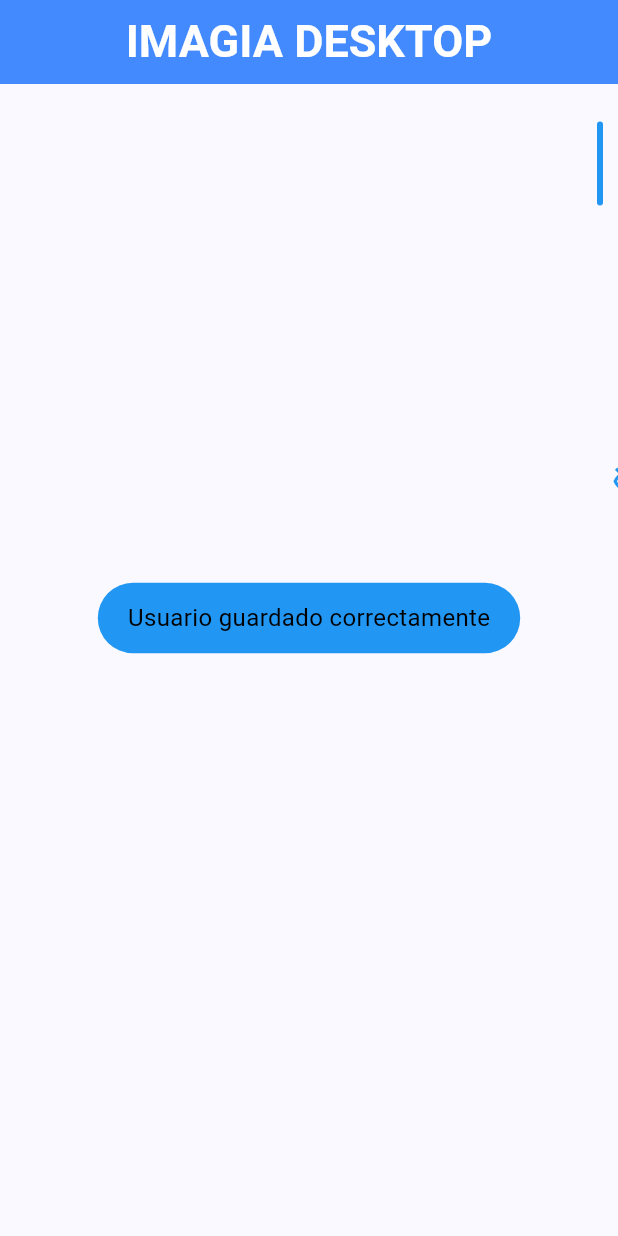
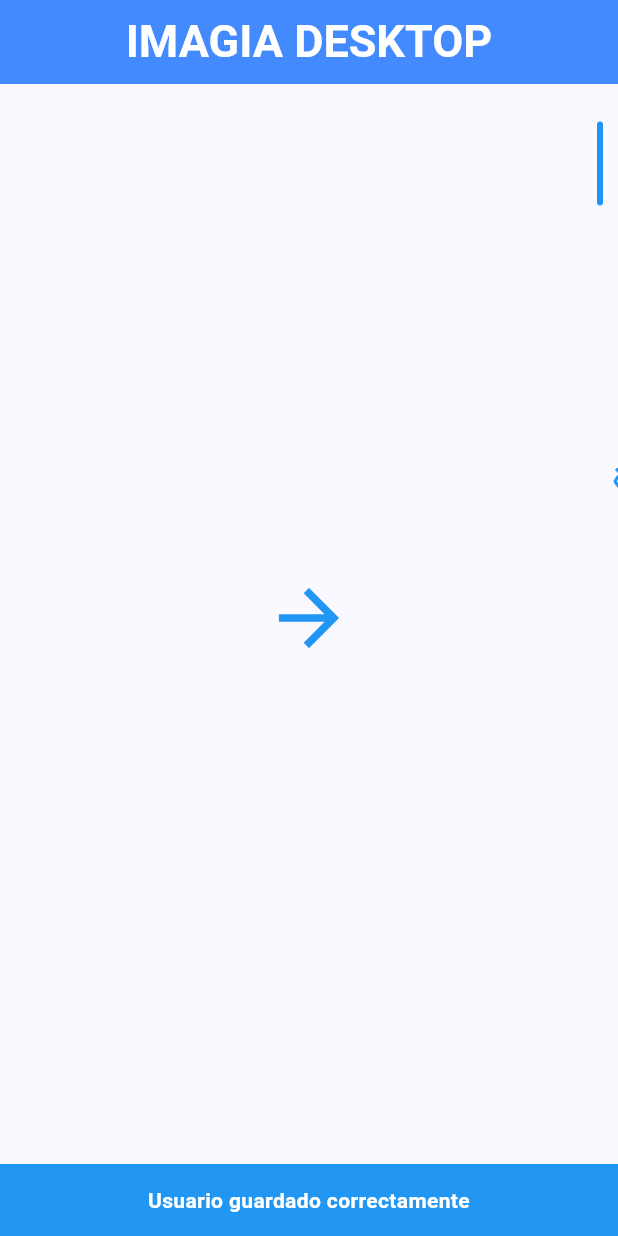
Before and after one commit to danielin05/ImagIA-Desktop, a Flutter app: the screen it shows after launch, after a tap on the "arrow forward" icon, on a phone screen of 412 x 824 dp. Run offline on Flutter 3.47's test engine with Material 3 defaults, Android fonts, the phone set to English and light mode, and no system bars.

Commit message:
toast y colores

```diff
--- a/desktop/lib/main.dart
+++ b/desktop/lib/main.dart
@@ -1,6 +1,4 @@
 import 'package:flutter/material.dart';
-import 'package:fluttertoast/fluttertoast.dart';
-
 
 void main() {
   runApp(const MyApp());
@@ -47,6 +45,26 @@ class _PaginaLogInState extends State<PaginaLogIn> {
     setState(() {
       _obscureText = !_obscureText;
     });
+  }
+
+  void _showSnackBar({
+    required String message,
+    SnackBarAction? action,
+    int duration = 2}) {
+    ScaffoldMessenger.of(context).showSnackBar(
+      SnackBar(
+        backgroundColor: Colors.blue,
+        content: Center(
+          child: Text(
+            message,
+            style: TextStyle(color: Colors.white, fontWeight: FontWeight.bold),
+            textAlign: TextAlign.center,
+          ),
+        ),
+        action: action,
+        duration: Duration(seconds: duration),
+      )
+    );
   }
 
   @override
@@ -132,17 +150,7 @@ class _PaginaLogInState extends State<PaginaLogIn> {
           child: IconButton(
             iconSize: 60,
             icon: const Icon(Icons.arrow_forward_outlined),
-            onPressed: () {
-              Fluttertoast.showToast(
-                msg: "Usuario guardado correctamente",
-                toastLength: Toast.LENGTH_SHORT,
-                gravity: ToastGravity.CENTER,
-                timeInSecForIosWeb: 1,
-                backgroundColor: Colors.blue,
-                textColor: Colors.black,
-                fontSize: 16.0
-            );
-            },
+            onPressed: () => {_showSnackBar(message: "Usuario guardado correctamente")},
             color: Colors.blue,
           ),
         ),
--- a/desktop/pubspec.yaml
+++ b/desktop/pubspec.yaml
@@ -31,7 +31,6 @@ dependencies:
   flutter:
     sdk: flutter
 
-  fluttertoast: ^8.2.10
 
 
   # The following adds the Cupertino Icons font to your application.
```
Also changed, not shown: desktop/pubspec.lock.
